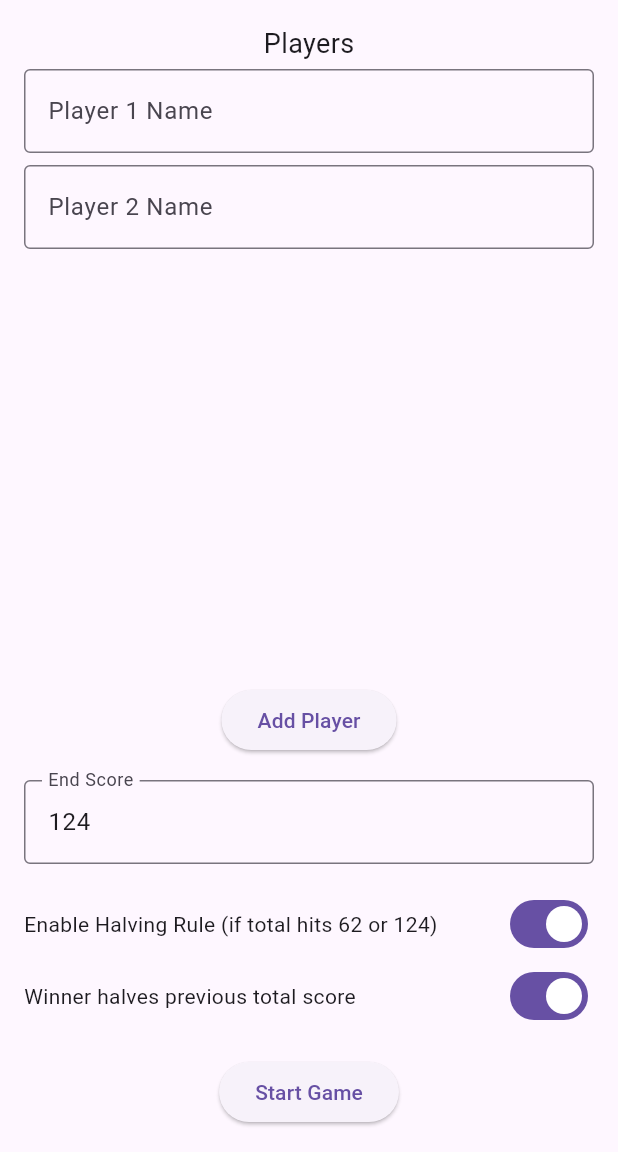
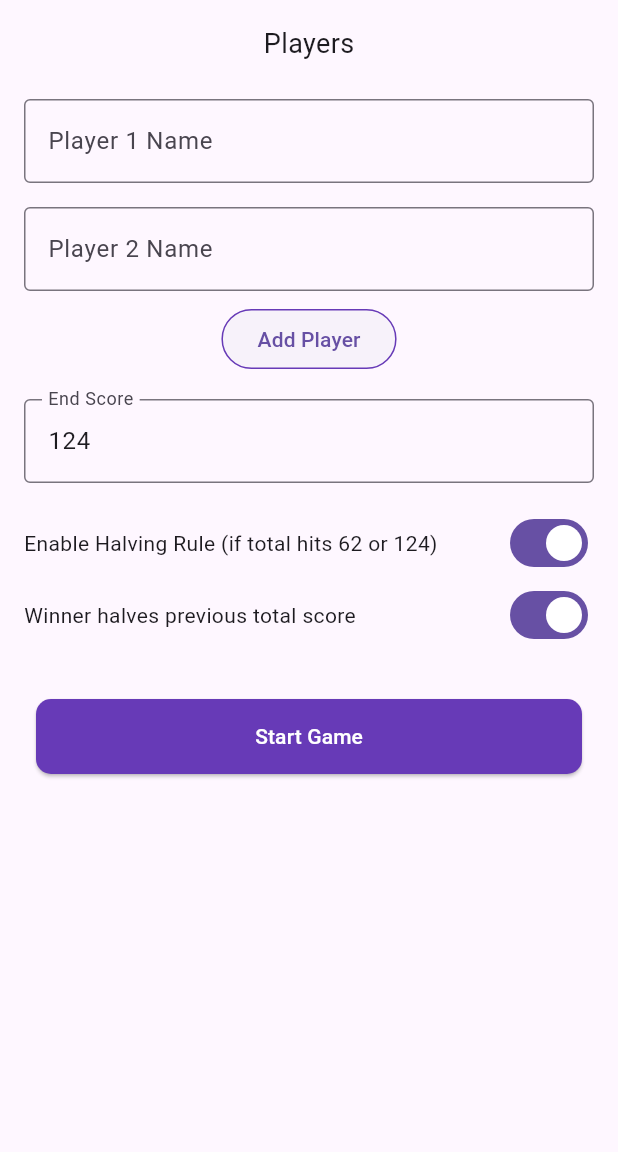
Before and after one commit to SahSantoshh/yaniv, a Flutter app: the screen it shows after launch, on a phone screen of 412 x 824 dp, the part 84-1236 px from its top. Run offline on Flutter 3.47's test engine with Material 3 defaults, Android fonts, the phone set to English and light mode, and no system bars; our stand-ins replace shared_preferences.

Commit message:
Setup screen ui update, fixed keyboard overflow

```diff
--- a/lib/main.dart
+++ b/lib/main.dart
@@ -10,6 +10,7 @@ class YanivScoreApp extends StatelessWidget {
   Widget build(BuildContext context) {
     return MaterialApp(
       title: 'Yaniv Score Tracker',
+      debugShowCheckedModeBanner: false,
       theme: ThemeData(primarySwatch: Colors.blue),
       home: SetupScreen(),
     );
--- a/lib/setup_screen.dart
+++ b/lib/setup_screen.dart
@@ -8,10 +8,10 @@ class SetupScreen extends StatefulWidget {
   const SetupScreen({super.key});
 
   @override
-  _SetupScreenState createState() => _SetupScreenState();
+  SetupScreenState createState() => SetupScreenState();
 }
 
-class _SetupScreenState extends State<SetupScreen> {
+class SetupScreenState extends State<SetupScreen> {
   final List<TextEditingController> _playerControllers = [];
   final TextEditingController _endScoreController = TextEditingController(
     text: '124',
@@ -58,13 +58,15 @@ class _SetupScreenState extends State<SetupScreen> {
   @override
   Widget build(BuildContext context) {
     return Scaffold(
-      appBar: AppBar(
+      resizeToAvoidBottomInset: false,
+      appBar: AppBar(elevation: 2,
         title: Text("Yaniv Score Setup"),
         actions: [
           IconButton(
             icon: Icon(Icons.history),
             tooltip: 'View Game History',
             onPressed: () {
+              Focus.of(context).unfocus();
               Navigator.push(
                 context,
                 MaterialPageRoute(builder: (_) => GameHistoryScreen()),
@@ -75,15 +77,18 @@ class _SetupScreenState extends State<SetupScreen> {
       ),
       body: Padding(
         padding: EdgeInsets.all(16),
+        child: SingleChildScrollView(
           child: Column(
             children: [
               Text("Players", style: TextStyle(fontSize: 18)),
-            Expanded(
-              child: ListView.builder(
+              SizedBox(height: 16,),
+              ListView.builder(
+                shrinkWrap: true,
+                physics: NeverScrollableScrollPhysics(),
                 itemCount: _playerControllers.length,
                 itemBuilder: (_, i) {
                   return Padding(
-                    padding: const EdgeInsets.symmetric(vertical: 4),
+                    padding: const EdgeInsets.symmetric(vertical: 8),
                     child: TextField(
                       controller: _playerControllers[i],
                       decoration: InputDecoration(
@@ -94,8 +99,12 @@ class _SetupScreenState extends State<SetupScreen> {
                   );
                 },
               ),
+              ElevatedButton(
+
+                style: ElevatedButton.styleFrom(
+                  side: BorderSide(color: Colors.deepPurple),
+                  elevation: 0
                 ),
-            ElevatedButton(
                 onPressed: _addPlayerField,
                 child: Text("Add Player"),
               ),
@@ -138,8 +147,24 @@ class _SetupScreenState extends State<SetupScreen> {
                 ],
               ),
               SizedBox(height: 16),
-            ElevatedButton(onPressed: _startGame, child: Text("Start Game")),
+              Padding(
+                padding: const EdgeInsets.symmetric(horizontal: 8.0, vertical: 16),
+                child: ElevatedButton(
+
+                    style: ElevatedButton.styleFrom(
+                      minimumSize: Size.fromHeight(50),
+                      fixedSize: Size(double.infinity, 50),
+                      shape: RoundedRectangleBorder(
+                        borderRadius: BorderRadius.circular(10),
+                      ),
+                      backgroundColor: Colors.deepPurple,
+                      foregroundColor: Colors.white,
+                    ),
+                    onPressed: _startGame, child: Text("Start Game")),
+              ),
+
             ],
+          ),
         ),
       ),
     );
```
Also changed, not shown: 1 other file. Lines whose indentation alone changed are shown as unchanged.
